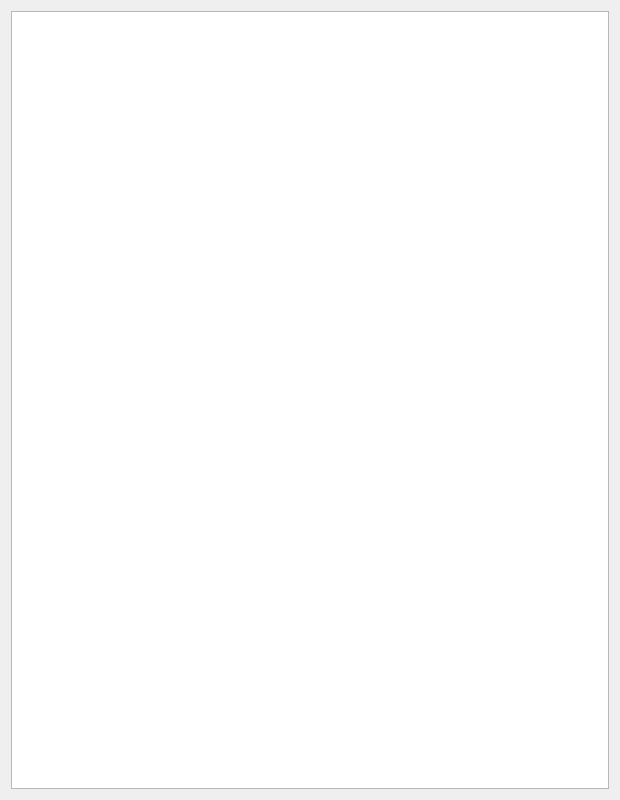
Old version of the form UI/ui_settings_graph_data.ui in the repository jacekschneider/Physicochemical-Calculator.
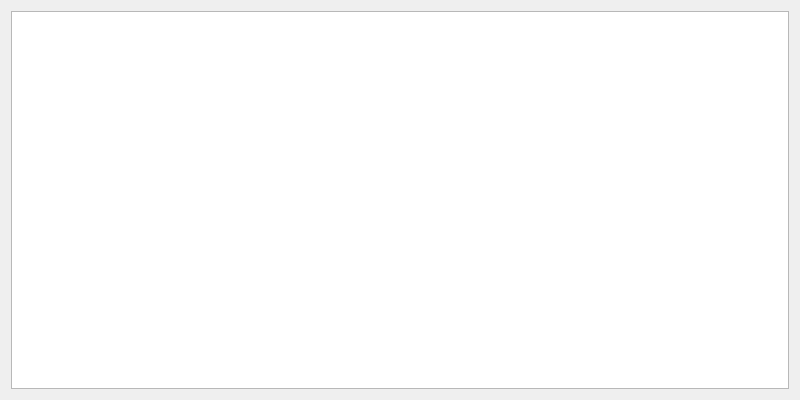
New version of the form. Icons and pictures are not drawn.

Commit message: graph settings ui

Patch:
```diff
--- a/UI/ui_settings_graph_data.ui
+++ b/UI/ui_settings_graph_data.ui
@@ -6,20 +6,20 @@
    <rect>
     <x>0</x>
     <y>0</y>
-    <width>620</width>
-    <height>800</height>
+    <width>800</width>
+    <height>400</height>
    </rect>
   </property>
   <property name="minimumSize">
    <size>
-    <width>600</width>
-    <height>800</height>
+    <width>800</width>
+    <height>400</height>
    </size>
   </property>
   <property name="maximumSize">
    <size>
-    <width>800</width>
-    <height>1000</height>
+    <width>1200</width>
+    <height>800</height>
    </size>
   </property>
   <property name="windowTitle">
@@ -46,6 +46,24 @@
          <height>16777215</height>
         </size>
        </property>
+       <property name="editTriggers">
+        <set>QAbstractItemView::NoEditTriggers</set>
+       </property>
+       <property name="selectionMode">
+        <enum>QAbstractItemView::NoSelection</enum>
+       </property>
+       <property name="selectionBehavior">
+        <enum>QAbstractItemView::SelectColumns</enum>
+       </property>
+       <property name="indentation">
+        <number>0</number>
+       </property>
+       <property name="itemsExpandable">
+        <bool>false</bool>
+       </property>
+       <property name="expandsOnDoubleClick">
+        <bool>false</bool>
+       </property>
        <attribute name="headerCascadingSectionResizes">
         <bool>false</bool>
        </attribute>
```
The commit also changes 1 other file.
